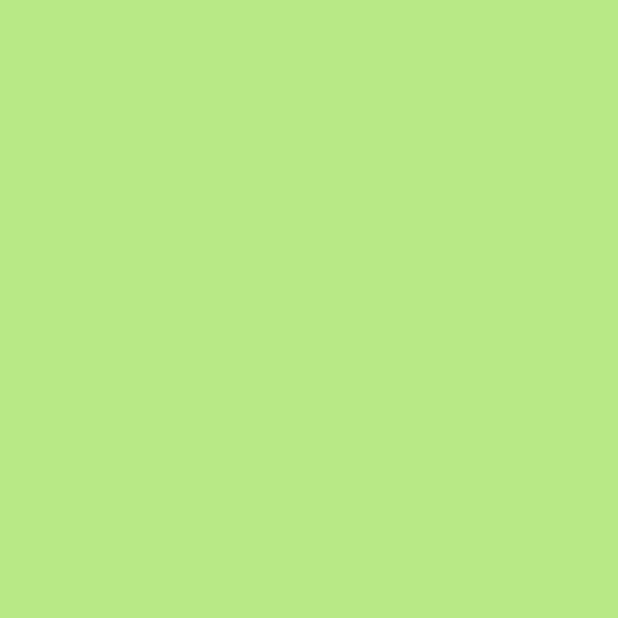
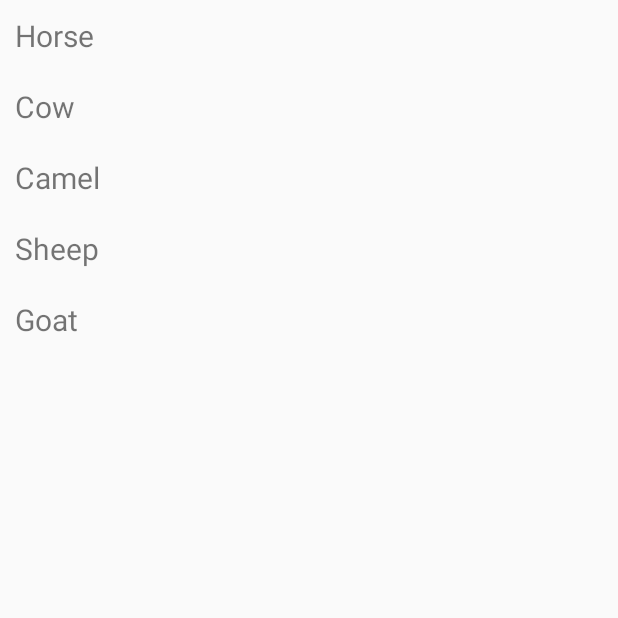
Before and after one commit to Cedxx/MoodTracker, an Android app: the HistoryActivity screen opened directly, with no data from a screen before it, on a phone screen of 412 x 824 dp, the top half of it. Before the commit the part shown is empty. Run offline under Robolectric (Android 15) with nearby library versions, the phone set to English and light mode, and no system bars.

Commit message:
added a new recycler View method with basic text display to HistoryActivity.java

```diff
--- a/app/build.gradle
+++ b/app/build.gradle
@@ -23,7 +23,6 @@ dependencies {
     implementation 'com.android.support:appcompat-v7:28.0.0'
     implementation 'com.android.support.constraint:constraint-layout:1.1.3'
     implementation 'com.android.support:recyclerview-v7:28.0.0'
-    implementation 'com.google.code.gson:gson:2.8.5'
     annotationProcessor 'com.jakewharton:butterknife-compiler:8.8.1'
     testImplementation 'junit:junit:4.12'
     androidTestImplementation 'com.android.support.test:runner:1.0.2'
--- a/app/src/main/java/cedric/druesnes/moodtracker/Controller/HistoryActivity.java
+++ b/app/src/main/java/cedric/druesnes/moodtracker/Controller/HistoryActivity.java
@@ -4,18 +4,24 @@ import android.graphics.Color;
 import android.support.constraint.ConstraintLayout;
 import android.support.v7.app.AppCompatActivity;
 import android.os.Bundle;
+import android.support.v7.widget.LinearLayoutManager;
+import android.support.v7.widget.RecyclerView;
 import android.text.Layout;
 import android.view.View;
 import android.widget.ImageButton;
 import android.widget.TextView;
 
+import java.util.ArrayList;
+
 import cedric.druesnes.moodtracker.R;
+import cedric.druesnes.moodtracker.view.MyRecylerViewAdapter;
 
 public class HistoryActivity extends AppCompatActivity {
 
 
     private ConstraintLayout mHistoryLayout;
-
+    //RecyclerView variable :
+    MyRecylerViewAdapter mAdapter;
 
     @Override
     protected void onCreate(Bundle savedInstanceState) {
@@ -23,24 +29,35 @@ public class HistoryActivity extends AppCompatActivity {
 
         // Linking the elements in the layout to Java code
         setContentView(R.layout.activity_history);
-         mHistoryLayout = findViewById(R.id.historyConstrainLayout);
+        //mHistoryLayout = findViewById(R.id.historyConstrainLayout);
 
         //getting the Intent from the MainActivity for the comment button and display the comment
-        TextView textView = findViewById(R.id.commentMood);
-        textView.setText(getIntent().getStringExtra("MOOD_COMMENT"));
+        //TextView textView = findViewById(R.id.recyclerComment);
+        //textView.setText(getIntent().getStringExtra("MOOD_COMMENT"));
 
-        //get the Mood color to display the current Mood when History Button is press
-        View moodColor = findViewById(R.id.commentMood);
-        Integer moodIndex = getIntent().getIntExtra("MOOD_INDEX", 3);
-        moodColor.setBackgroundColor(moodBackground(moodIndex));
+        //Integer moodIndex = getIntent().getIntExtra("MOOD_INDEX", 3);
+        //moodBackground(moodIndex);
 
 
+        // data to populate the RecyclerView with
+        ArrayList<String> animalNames = new ArrayList<>();
+        animalNames.add("Horse");
+        animalNames.add("Cow");
+        animalNames.add("Camel");
+        animalNames.add("Sheep");
+        animalNames.add("Goat");
+
+        // set up the RecyclerView
+        RecyclerView recyclerView = findViewById(R.id.recyclerView);
+        recyclerView.setLayoutManager(new LinearLayoutManager(this));
+        mAdapter = new MyRecylerViewAdapter(this, animalNames);
+        recyclerView.setAdapter(mAdapter);
 
     }
 
     //Mood background color switch
-    private int moodBackground (int moodIndex){
-        switch (moodIndex){
+    private void moodBackground(int moodIndex) {
+        switch (moodIndex) {
             case 0:
                 mHistoryLayout.setBackgroundColor(getResources().getColor(R.color.faded_red));
                 break;
@@ -57,7 +74,6 @@ public class HistoryActivity extends AppCompatActivity {
                 mHistoryLayout.setBackgroundColor(getResources().getColor(R.color.banana_yellow));
                 break;
         }
-        return moodIndex;
 
     }
 }
--- /dev/null
+++ b/app/src/main/java/cedric/druesnes/moodtracker/view/MyRecylerViewAdapter.java
@@ -0,0 +1,77 @@
+package cedric.druesnes.moodtracker.view;
+
+import android.content.Context;
+import android.support.v7.widget.RecyclerView;
+import android.view.LayoutInflater;
+import android.view.View;
+import android.view.ViewGroup;
+import android.widget.TextView;
+
+import java.util.List;
+
+import cedric.druesnes.moodtracker.R;
+
+public class MyRecylerViewAdapter extends RecyclerView.Adapter<MyRecylerViewAdapter.ViewHolder> {
+
+    private List<String> mData;
+    private LayoutInflater mInflater;
+    private ItemClickListener mClickListener;
+
+    // data is passed into the constructor
+    public MyRecylerViewAdapter(Context context, List<String> data) {
+        this.mInflater = LayoutInflater.from(context);
+        this.mData = data;
+    }
+
+    // inflates the row layout from xml when needed
+    @Override
+    public ViewHolder onCreateViewHolder(ViewGroup parent, int viewType) {
+        View view = mInflater.inflate(R.layout.recyclerview_row, parent, false);
+        return new ViewHolder(view);
+    }
+
+    // binds the data to the TextView in each row
+    @Override
+    public void onBindViewHolder(ViewHolder holder, int position) {
+        String animal = mData.get(position);
+        holder.myTextView.setText(animal);
+    }
+
+    // total number of rows
+    @Override
+    public int getItemCount() {
+        return mData.size();
+    }
+
+
+    // stores and recycles views as they are scrolled off screen
+    public class ViewHolder extends RecyclerView.ViewHolder implements View.OnClickListener {
+        TextView myTextView;
+
+        ViewHolder(View itemView) {
+            super(itemView);
+            myTextView = itemView.findViewById(R.id.recyclerComment);
+            itemView.setOnClickListener(this);
+        }
+
+        @Override
+        public void onClick(View view) {
+            if (mClickListener != null) mClickListener.onItemClick(view, getAdapterPosition());
+        }
+    }
+
+    // convenience method for getting data at click position
+    public String getItem(int id) {
+        return mData.get(id);
+    }
+
+    // allows clicks events to be caught
+    void setClickListener(ItemClickListener itemClickListener) {
+        this.mClickListener = itemClickListener;
+    }
+
+    // parent activity will implement this method to respond to click events
+    public interface ItemClickListener {
+        void onItemClick(View view, int position);
+    }
+}
--- a/app/src/main/res/layout/activity_history.xml
+++ b/app/src/main/res/layout/activity_history.xml
@@ -1,6 +1,5 @@
 <?xml version="1.0" encoding="utf-8"?>
 <android.support.constraint.ConstraintLayout xmlns:android="http://schemas.android.com/apk/res/android"
-    xmlns:app="http://schemas.android.com/apk/res-auto"
     xmlns:tools="http://schemas.android.com/tools"
     android:id="@+id/historyConstrainLayout"
     android:layout_width="match_parent"
@@ -8,18 +7,10 @@
     android:orientation="vertical"
     tools:context=".Controller.HistoryActivity">
 
-    <TextView
-        android:id="@+id/commentMood"
-        android:layout_width="wrap_content"
-        android:layout_height="wrap_content"
-        android:layout_marginStart="16dp"
-        android:layout_marginTop="16dp"
-        android:layout_marginEnd="16dp"
-        android:layout_marginBottom="16dp"
-        android:text="TextView"
-        app:layout_constraintBottom_toBottomOf="parent"
-        app:layout_constraintEnd_toEndOf="parent"
-        app:layout_constraintStart_toStartOf="parent"
-        app:layout_constraintTop_toTopOf="parent" />
+    <android.support.v7.widget.RecyclerView
+        android:layout_width="match_parent"
+        android:layout_height="match_parent"
+        android:id="@+id/recyclerView"/>
+
 
 </android.support.constraint.ConstraintLayout>
--- /dev/null
+++ b/app/src/main/res/layout/recyclerview_row.xml
@@ -0,0 +1,15 @@
+<?xml version="1.0" encoding="utf-8"?>
+<LinearLayout
+    xmlns:android="http://schemas.android.com/apk/res/android"
+    android:layout_width="match_parent"
+    android:layout_height="wrap_content"
+    android:orientation="horizontal"
+    android:padding="10dp">
+
+    <TextView
+        android:id="@+id/recyclerComment"
+        android:layout_width="wrap_content"
+        android:layout_height="wrap_content"
+        android:textSize="20sp"/>
+
+</LinearLayout>
```
Also changed, not shown: app/src/main/java/cedric/druesnes/moodtracker/Controller/MainActivity.java (+16 -41 lines), app/src/main/java/cedric/druesnes/moodtracker/view/MyAdapter.java (deleted, +0 -56 lines), app/src/main/java/cedric/druesnes/moodtracker/view/MyViewHolder.java (deleted, +0 -17 lines).
